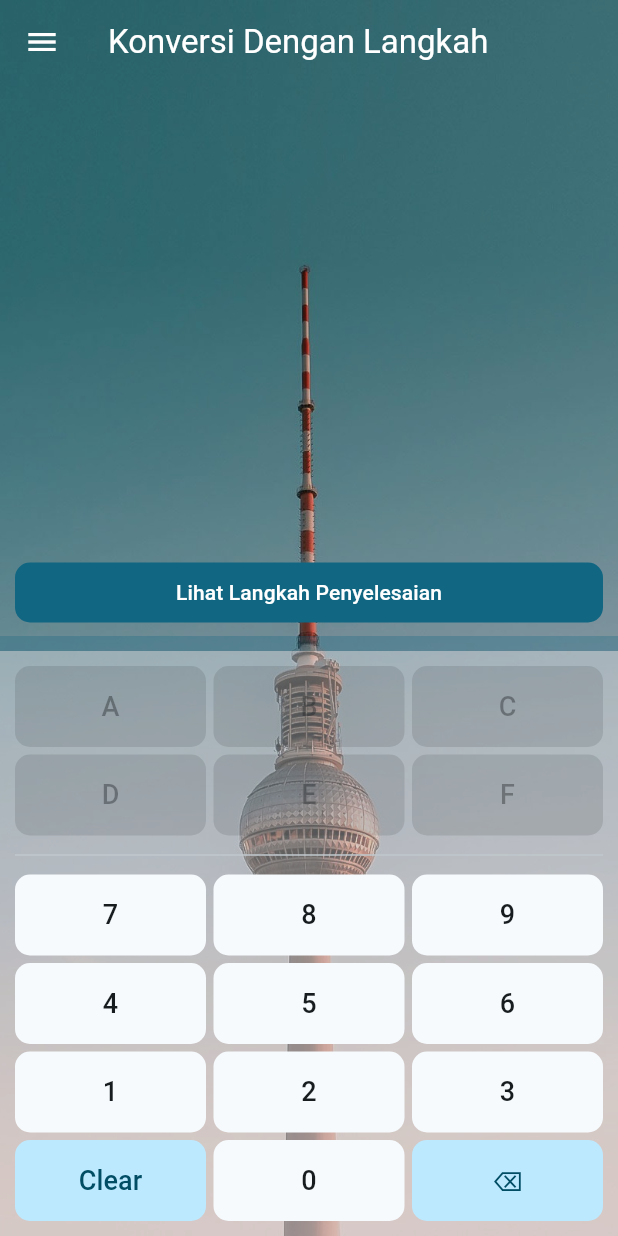
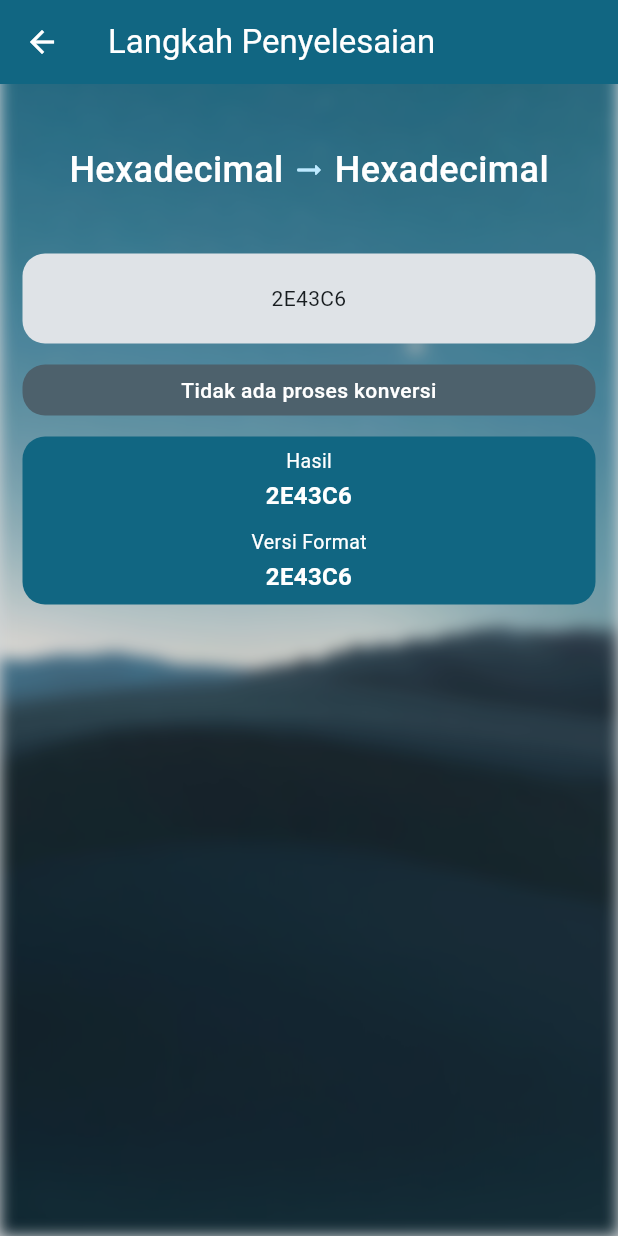
Before and after one commit to JavierGavra/number_conversion, a Flutter app: the ConversionWithStepPage screen opened directly, after a tap on "Lihat Langkah Penyelesaian", on a phone screen of 412 x 824 dp. Run offline on Flutter 3.47's test engine with Material 3 defaults, Android fonts, the light colour scheme and no system bars; our stand-ins replace bloc, equatable, flutter_bloc.

Commit message:
Add step_page UI

```diff
--- a/lib/core/model/number_base/number_base.dart
+++ b/lib/core/model/number_base/number_base.dart
@@ -1,3 +1,5 @@
+import 'dart:math';
+
 import '../../extension/string_extension.dart';
 
 part 'decimal.dart';
@@ -6,10 +8,10 @@ part 'octal.dart';
 part 'hexadecimal.dart';
 
 abstract interface class NumberBaseCovert {
-  String toBinary();
-  String toOctal();
-  String toDecimal();
-  String toHexadecimal();
+  NumberBaseResultModel toBinary();
+  NumberBaseResultModel toOctal();
+  NumberBaseResultModel toDecimal();
+  NumberBaseResultModel toHexadecimal();
 }
 
 class NumberBaseType {
@@ -24,4 +26,7 @@ class NumberBaseResultModel {
   final String step;
 
   const NumberBaseResultModel({required this.result, required this.step});
+
+  const NumberBaseResultModel.noStep(String result)
+      : this(result: result, step: "#Tidak ada proses konversi#");
 }
--- a/lib/features/conversion_with_step/views/pages/conversion_with_step_page.dart
+++ b/lib/features/conversion_with_step/views/pages/conversion_with_step_page.dart
@@ -3,6 +3,7 @@ import 'dart:ui';
 import 'package:flutter/material.dart';
 import 'package:flutter_bloc/flutter_bloc.dart';
 import 'package:number_conversion/core/model/number_base/number_base.dart';
+import 'package:number_conversion/features/conversion_with_step/views/pages/step_page.dart';
 import 'package:number_conversion/features/custom_keyboard/views/widgets/custom_keyboard_widget.dart';
 import 'package:number_conversion/features/custom_keyboard/bloc/custom_keyboard_bloc.dart';
 
@@ -32,7 +33,7 @@ class ConversionWithStepPage extends StatelessWidget {
       body: Stack(
         children: [
           ImageFiltered(
-            imageFilter: ImageFilter.blur(sigmaX: 0, sigmaY: 0),
+            imageFilter: ImageFilter.blur(sigmaX: 5, sigmaY: 5),
             child: Image.asset(
               "assets/tv_tower.jpg",
               height: screenSize.height,
@@ -61,7 +62,20 @@ class ConversionWithStepPage extends StatelessWidget {
                   width: screenSize.width,
                   margin: EdgeInsets.symmetric(horizontal: 10),
                   child: FilledButton(
-                    onPressed: () {},
+                    onPressed: () {
+                      Hexadecimal hexadecimal = Hexadecimal("2E43C6");
+                      Navigator.push(
+                        context,
+                        MaterialPageRoute(
+                          builder: (context) => StepPage(
+                            hexadecimal.toHexadecimal(),
+                            fromValue: hexadecimal.value.toString(),
+                            from: hexadecimal.base,
+                            to: NumberBaseType.hexadecimal,
+                          ),
+                        ),
+                      );
+                    },
                     style: FilledButton.styleFrom(
                       shape: RoundedRectangleBorder(
                         borderRadius: BorderRadius.circular(10),
--- /dev/null
+++ b/lib/features/conversion_with_step/views/pages/step_page.dart
@@ -0,0 +1,222 @@
+import 'dart:ui';
+
+import 'package:flutter/material.dart';
+import 'package:number_conversion/core/model/number_base/number_base.dart';
+import 'package:number_conversion/core/utils/format_text.dart';
+
+class StepPage extends StatelessWidget {
+  final String fromValue;
+  final int from;
+  final int to;
+  final NumberBaseResultModel model;
+
+  const StepPage(
+    this.model, {
+    super.key,
+    required this.from,
+    required this.to,
+    required this.fromValue,
+  });
+
+  List<Widget> _formatStep(ColorScheme color, String text) {
+    List<Widget> widgets = [];
+    RegExp regex = RegExp(r'#(.*?)#');
+    Iterable<RegExpMatch> matches = regex.allMatches(text);
+
+    int lastIndex = 0;
+    for (var match in matches) {
+      // Ambil teks biasa
+      if (match.start > lastIndex) {
+        widgets.add(_buildStepContent(
+          color,
+          text.substring(lastIndex, match.start),
+          true,
+        ));
+      }
+      // Ambil teks di dalam #
+      widgets.add(_buildStepContent(color, match.group(1)!, false));
+      lastIndex = match.end;
+    }
+
+    // Tambahkan sisa teks
+    if (lastIndex < text.length) {
+      widgets.add(Text(text.substring(lastIndex)));
+    }
+
+    return widgets;
+  }
+
+  String _formatNumberBase(int numberBase) {
+    switch (numberBase) {
+      case NumberBaseType.binary:
+        return "Binary";
+      case NumberBaseType.octal:
+        return "Octal";
+      case NumberBaseType.decimal:
+        return "Decimal";
+      case NumberBaseType.hexadecimal:
+        return "Hexadecimal";
+      default:
+        return "_";
+    }
+  }
+
+  @override
+  Widget build(BuildContext context) {
+    final ColorScheme color = Theme.of(context).colorScheme;
+    final Size screenSize = MediaQuery.sizeOf(context);
+
+    return Scaffold(
+      extendBodyBehindAppBar: true,
+      appBar: AppBar(
+        title: Text("Langkah Penyelesaian"),
+        foregroundColor: color.onPrimary,
+        backgroundColor: color.primary,
+      ),
+      body: Stack(
+        children: [
+          ImageFiltered(
+            imageFilter: ImageFilter.blur(sigmaX: 5, sigmaY: 5),
+            child: Image.asset(
+              "assets/desert_night.jpg",
+              height: screenSize.height,
+              fit: BoxFit.cover,
+            ),
+          ),
+          Container(
+            width: screenSize.width,
+            height: screenSize.height,
+            color: Colors.black.withValues(alpha: 0.15),
+          ),
+          SafeArea(
+            child: SingleChildScrollView(
+              child: Column(
+                crossAxisAlignment: CrossAxisAlignment.start,
+                children: [
+                  _buildHeader(color),
+                  _buildStepContent(color, "\n$fromValue\n", true),
+                  ..._formatStep(color, model.step),
+                  _buildResult(color),
+                  SizedBox(height: 30),
+                ],
+              ),
+            ),
+          ),
+        ],
+      ),
+    );
+  }
+
+  Widget _buildHeader(ColorScheme color) {
+    return Container(
+      color: Colors.transparent,
+      padding: const EdgeInsets.only(top: 40, bottom: 32),
+      child: Row(
+        mainAxisAlignment: MainAxisAlignment.center,
+        children: [
+          Text(
+            _formatNumberBase(from),
+            style: TextStyle(
+              fontSize: 24,
+              fontWeight: FontWeight.w500,
+              color: color.onPrimary,
+            ),
+          ),
+          SizedBox(width: 5),
+          Icon(Icons.arrow_right_alt_rounded, color: color.primaryContainer),
+          SizedBox(width: 5),
+          Text(
+            _formatNumberBase(to),
+            style: TextStyle(
+              fontSize: 24,
+              fontWeight: FontWeight.w500,
+              color: color.onPrimary,
+            ),
+          ),
+        ],
+      ),
+    );
+  }
+
+  Widget _buildResult(ColorScheme color) {
+    String formatResult = "";
+
+    if (to == NumberBaseType.binary) {
+      formatResult = formatBinary(model.result);
+    } else if (to == NumberBaseType.decimal) {
+      formatResult = formatDecimal(model.result);
+    } else if (to == NumberBaseType.octal) {
+      formatResult = formatOctal(model.result);
+    } else if (to == NumberBaseType.hexadecimal) {
+      formatResult = formatHexadecimal(model.result);
+    }
+
+    return Container(
+      width: double.infinity,
+      margin: EdgeInsets.symmetric(horizontal: 15, vertical: 7),
+      padding: EdgeInsets.symmetric(horizontal: 15, vertical: 7),
+      alignment: Alignment.center,
+      decoration: BoxDecoration(
+        color: color.primary,
+        borderRadius: BorderRadius.circular(15),
+      ),
+      child: Column(
+        crossAxisAlignment: CrossAxisAlignment.center,
+        children: [
+          Text(
+            "Hasil",
+            style: TextStyle(color: color.onPrimary, fontSize: 13),
+          ),
+          SizedBox(height: 2),
+          Text(
+            model.result,
+            textAlign: TextAlign.center,
+            style: TextStyle(
+              fontSize: 16,
+              fontWeight: FontWeight.w600,
+              color: color.onPrimary,
+            ),
+          ),
+          SizedBox(height: 10),
+          Text(
+            "Versi Format",
+            style: TextStyle(color: color.onPrimary, fontSize: 13),
+          ),
+          SizedBox(height: 2),
+          Text(
+            formatResult,
+            textAlign: TextAlign.center,
+            style: TextStyle(
+              fontSize: 16,
+              fontWeight: FontWeight.w600,
+              color: color.onPrimary,
+            ),
+          ),
+        ],
+      ),
+    );
+  }
+
+  Widget _buildStepContent(ColorScheme color, String text, bool isCalculate) {
+    return Container(
+      margin: EdgeInsets.symmetric(horizontal: 15, vertical: 7),
+      padding: EdgeInsets.symmetric(
+        horizontal: 15,
+        vertical: isCalculate ? 0 : 7,
+      ),
+      alignment: Alignment.center,
+      decoration: BoxDecoration(
+        color: isCalculate ? color.surfaceContainerHighest : color.secondary,
+        borderRadius: BorderRadius.circular(15),
+      ),
+      child: Text(
+        text,
+        textAlign: TextAlign.center,
+        style: TextStyle(
+          fontWeight: isCalculate ? null : FontWeight.w500,
+          color: isCalculate ? color.onSurface : color.onSecondary,
+        ),
+      ),
+    );
+  }
+}
--- a/lib/main.dart
+++ b/lib/main.dart
@@ -1,7 +1,7 @@
 import 'package:flutter/material.dart';
 import 'package:flutter_bloc/flutter_bloc.dart';
 import 'package:number_conversion/core/bloc/provider.dart';
-import 'package:number_conversion/features/real_time_conversion/views/pages/real_time_conversion_page.dart';
+import 'package:number_conversion/features/conversion_with_step/views/pages/conversion_with_step_page.dart';
 
 void main() {
   runApp(const MyApp());
@@ -22,7 +22,7 @@ class MyApp extends StatelessWidget {
           colorScheme: ColorScheme.fromSeed(seedColor: Colors.blueGrey),
           useMaterial3: true,
         ),
-        home: const RealTimeConversionPage(),
+        home: const ConversionWithStepPage(),
       ),
     );
   }
```
Also changed, not shown: lib/core/model/number_base/binary.dart (+75 -33 lines), lib/core/model/number_base/decimal.dart (+23 -7 lines), lib/core/model/number_base/hexadecimal.dart (+76 -22 lines), lib/core/model/number_base/octal.dart (+70 -39 lines), lib/features/real_time_conversion/bloc/real_time_conversion_bloc.dart (+4 -4 lines), 1 other file.
